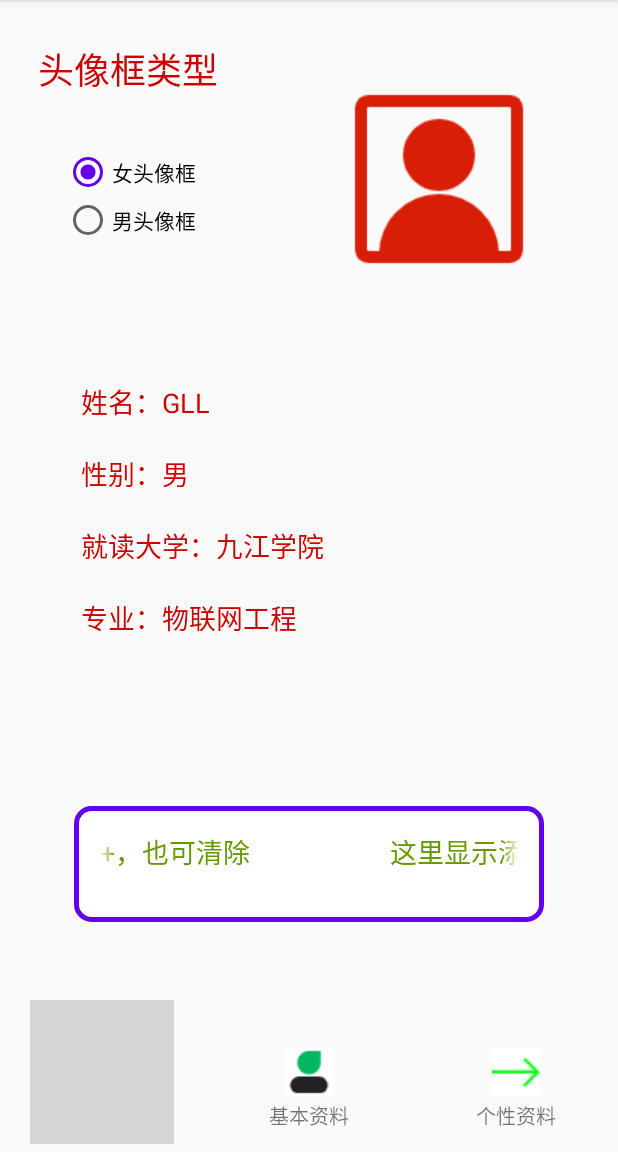
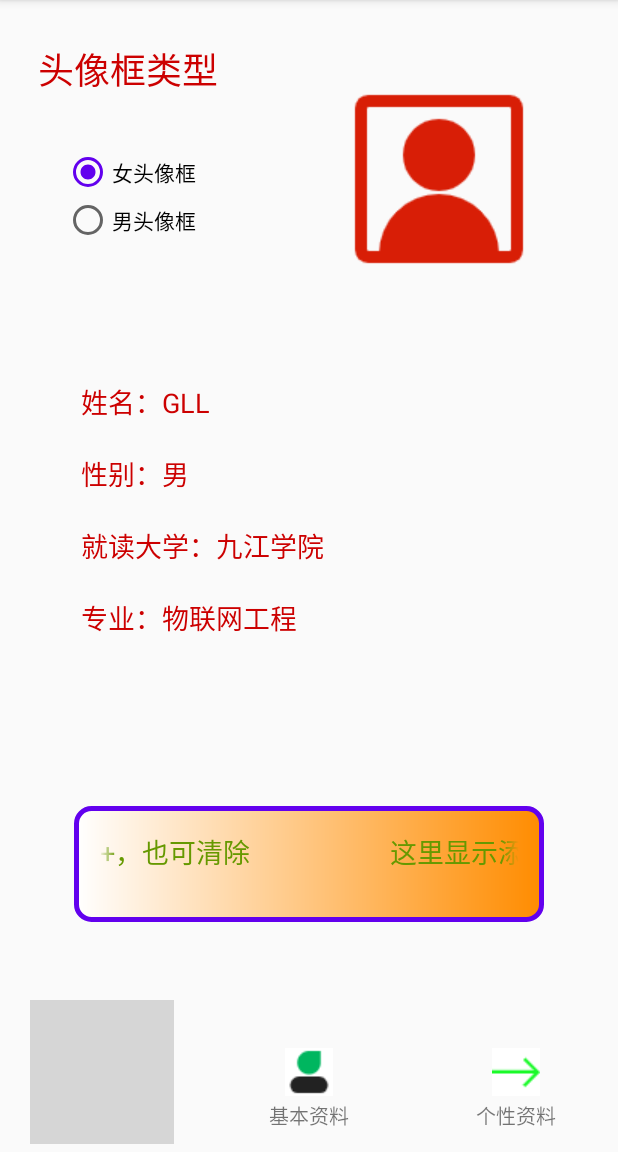
Before and after one commit to gllgll/MySelf, an Android app: the screen it shows after launch (MainActivity), on a phone screen of 412 x 824 dp, the part 84-1236 px from its top. Run offline under Robolectric (Android 15) with nearby library versions, the phone set to English and light mode, and no system bars; grey boxes are pictures that could not be loaded.

Commit message:
添加文本布局描边shape

```diff
--- a/app/src/main/res/drawable/tv_shape.xml
+++ b/app/src/main/res/drawable/tv_shape.xml
@@ -13,4 +13,10 @@
         android:bottom="17dp"
         android:left="17dp"
         android:right="17dp"/>
+<!--    渐变效果-->
+    <gradient
+        android:endColor="#ff8c00"
+        android:gradientRadius="50dp"
+        android:startColor="#ffffff"
+        android:type="linear"/>
 </shape>
```
